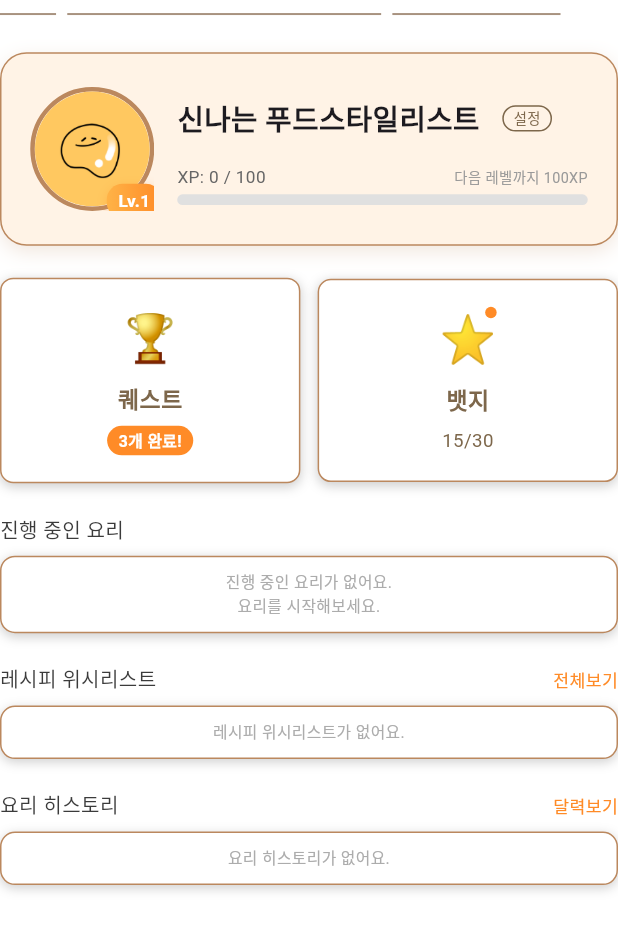
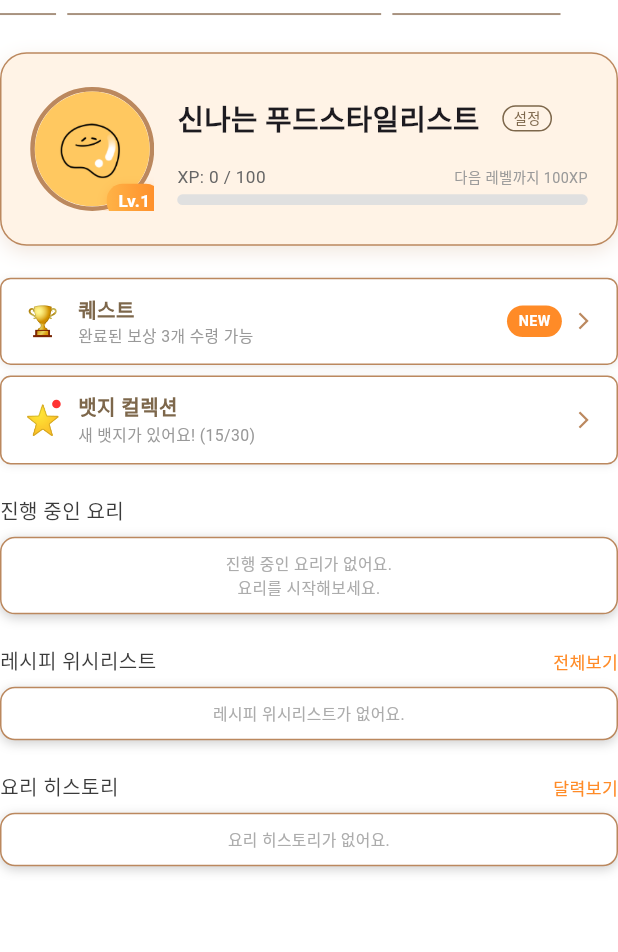
Before and after one commit to kara090813/recipe_inventory, a Flutter app: the MyPageComponent widget shown alone on an empty page, opened directly, on a phone screen of 412 x 824 dp, the part 63-1015 px from its top. Run offline on Flutter 3.47's test engine with Material 3 defaults, Android fonts, the phone set to English and light mode, and no system bars; our stand-ins replace app_links, audioplayers, auto_size_text, cached_network_image, camera, cloud_firestore and 20 more; missing offline and left inert: google_mlkit_text_recognition, korean_levenshtein; accounts and stored records are empty; generated files the repository leaves out were written again; network calls fail; Roboto replaces fonts that are missing (Mapo).

Commit message:
mypage 퀘스트/뱃지 디자인 2차

```diff
--- a/lib/components/myPage_component.dart
+++ b/lib/components/myPage_component.dart
@@ -197,94 +197,148 @@ class MyPageComponent extends StatelessWidget {
   }
 
   // 🆕 퀘스트 & 뱃지 섹션 (심플한 티저 카드)
+  // 🆕 완전히 다른 방식 - 심플한 리스트 스타일
   Widget _buildQuestAndBadgeSection(BuildContext context) {
-    return Row(
+    return Column(
       children: [
-        // 퀘스트 카드
-        Expanded(
-          child: GestureDetector(
+        // 퀘스트 항목
+        InkWell(
           onTap: () => context.push('/quest'),
           child: Container(
-              padding: EdgeInsets.symmetric(horizontal: 16.w, vertical: 20.h),
+            padding: EdgeInsets.symmetric(horizontal: 16.w, vertical: 12.h),
             decoration: BoxDecoration(
               color: Colors.white,
-                borderRadius: BorderRadius.circular(10.r),
+              borderRadius: BorderRadius.circular(8.r),
               border: Border.all(color: Color(0xFFBB885E), width: 1),
               boxShadow: [
                 BoxShadow(
-                    color: Colors.grey.withOpacity(0.5),
+                  color: Colors.grey.withOpacity(0.2),
                   spreadRadius: 0,
-                    blurRadius: 6,
-                    offset: Offset(0, 2),
+                  blurRadius: 4,
+                  offset: Offset(0, 1),
                 ),
               ],
             ),
+            child: Row(
+              children: [
+                Text('🏆', style: TextStyle(fontSize: 20.sp)),
+                SizedBox(width: 12.w),
+                Expanded(
                   child: Column(
+                    crossAxisAlignment: CrossAxisAlignment.start,
                     children: [
-                  Text('🏆', style: TextStyle(fontSize: 32.sp)),
-                  SizedBox(height: 8.h),
-                  Text('퀘스트', style: TextStyle(fontSize: 16.sp, fontWeight: FontWeight.bold, color: Color(0xFF7D674B))),
-                  SizedBox(height: 8.h),
+                      Text(
+                        '퀘스트',
+                        style: TextStyle(
+                          fontSize: 14.sp,
+                          fontWeight: FontWeight.bold,
+                          color: Color(0xFF7D674B),
+                        ),
+                      ),
+                      Text(
+                        '완료된 보상 3개 수령 가능',
+                        style: TextStyle(
+                          fontSize: 11.sp,
+                          color: Color(0xFF999999),
+                        ),
+                      ),
+                    ],
+                  ),
+                ),
                 Container(
-                    padding: EdgeInsets.symmetric(horizontal: 8.w, vertical: 2.h),
+                  padding: EdgeInsets.symmetric(horizontal: 8.w, vertical: 4.h),
                   decoration: BoxDecoration(
                     color: Color(0xFFFF8B27),
                     borderRadius: BorderRadius.circular(12.r),
                   ),
-                    child: Text('3개 완료!', style: TextStyle(fontSize: 11.sp, fontWeight: FontWeight.bold, color: Colors.white)),
+                  child: Text(
+                    'NEW',
+                    style: TextStyle(
+                      fontSize: 10.sp,
+                      fontWeight: FontWeight.bold,
+                      color: Colors.white,
+                    ),
+                  ),
+                ),
+                SizedBox(width: 8.w),
+                Icon(
+                  Icons.arrow_forward_ios,
+                  size: 14.w,
+                  color: Color(0xFFBB885E),
                 ),
               ],
             ),
           ),
         ),
-        ),
 
-        SizedBox(width: 12.w),
+        SizedBox(height: 8.h),
 
-        // 뱃지 카드
-        Expanded(
-          child: GestureDetector(
+        // 뱃지 항목
+        InkWell(
           onTap: () => context.push('/badge'),
           child: Container(
-              padding: EdgeInsets.symmetric(horizontal: 16.w, vertical: 20.h),
+            padding: EdgeInsets.symmetric(horizontal: 16.w, vertical: 12.h),
             decoration: BoxDecoration(
               color: Colors.white,
-                borderRadius: BorderRadius.circular(10.r),
+              borderRadius: BorderRadius.circular(8.r),
               border: Border.all(color: Color(0xFFBB885E), width: 1),
               boxShadow: [
                 BoxShadow(
-                    color: Colors.grey.withOpacity(0.5),
+                  color: Colors.grey.withOpacity(0.2),
                   spreadRadius: 0,
-                    blurRadius: 6,
-                    offset: Offset(0, 2),
+                  blurRadius: 4,
+                  offset: Offset(0, 1),
                 ),
               ],
             ),
-              child: Column(
+            child: Row(
               children: [
                 Stack(
                   children: [
-                      Text('⭐', style: TextStyle(fontSize: 32.sp)),
+                    Text('⭐', style: TextStyle(fontSize: 20.sp)),
                     Positioned(
                       top: 0,
                       right: 0,
                       child: Container(
-                          width: 8.w,
-                          height: 8.w,
+                        width: 6.w,
+                        height: 6.w,
                         decoration: BoxDecoration(
-                            color: Color(0xFFFF8B27),
+                          color: Color(0xFFFF3333),
                           shape: BoxShape.circle,
                         ),
                       ),
                     ),
                   ],
                 ),
-                  SizedBox(height: 8.h),
-                  Text('뱃지', style: TextStyle(fontSize: 16.sp, fontWeight: FontWeight.bold, color: Color(0xFF7D674B))),
-                  SizedBox(height: 8.h),
-                  Text('15/30', style: TextStyle(fontSize: 13.sp, color: Color(0xFF7D674B))),
+                SizedBox(width: 12.w),
+                Expanded(
+                  child: Column(
+                    crossAxisAlignment: CrossAxisAlignment.start,
+                    children: [
+                      Text(
+                        '뱃지 컬렉션',
+                        style: TextStyle(
+                          fontSize: 14.sp,
+                          fontWeight: FontWeight.bold,
+                          color: Color(0xFF7D674B),
+                        ),
+                      ),
+                      Text(
+                        '새 뱃지가 있어요! (15/30)',
+                        style: TextStyle(
+                          fontSize: 11.sp,
+                          color: Color(0xFF999999),
+                        ),
+                      ),
                     ],
                   ),
+                ),
+                Icon(
+                  Icons.arrow_forward_ios,
+                  size: 14.w,
+                  color: Color(0xFFBB885E),
+                ),
+              ],
             ),
           ),
         ),
```
Also changed, not shown: 1 other file. Lines whose indentation alone changed are shown as unchanged.
